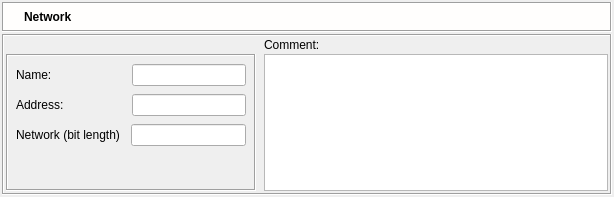
First picture: the form in src/gui/networkdialogipv6_q.ui, repository fwbuilder/fwbuilder, before the edit.
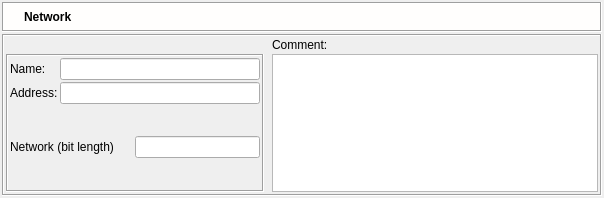
Second picture: the form after the edit. Icons and pictures are not drawn.

```diff
--- a/src/gui/networkdialogipv6_q.ui
+++ b/src/gui/networkdialogipv6_q.ui
@@ -8,8 +8,8 @@
    <rect>
     <x>0</x>
     <y>0</y>
-    <width>614</width>
-    <height>197</height>
+    <width>604</width>
+    <height>198</height>
    </rect>
   </property>
   <property name="sizePolicy" >
@@ -306,24 +306,6 @@
            <enum>QFrame::Sunken</enum>
           </property>
           <layout class="QGridLayout" >
-           <property name="leftMargin" >
-            <number>8</number>
-           </property>
-           <property name="topMargin" >
-            <number>8</number>
-           </property>
-           <property name="rightMargin" >
-            <number>8</number>
-           </property>
-           <property name="bottomMargin" >
-            <number>8</number>
-           </property>
-           <property name="horizontalSpacing" >
-            <number>2</number>
-           </property>
-           <property name="verticalSpacing" >
-            <number>8</number>
-           </property>
            <item row="0" column="0" >
             <widget class="QLabel" name="textLabel1" >
              <property name="text" >
@@ -344,13 +326,13 @@
              </property>
              <property name="minimumSize" >
               <size>
-               <width>0</width>
+               <width>200</width>
                <height>0</height>
               </size>
              </property>
             </widget>
            </item>
-           <item row="2" column="0" >
+           <item row="1" column="0" >
             <widget class="QLabel" name="textLabel2_2" >
              <property name="text" >
               <string>Address:</string>
@@ -360,7 +342,7 @@
              </property>
             </widget>
            </item>
-           <item row="2" column="1" >
+           <item row="1" column="1" >
             <widget class="QLineEdit" name="address" >
              <property name="sizePolicy" >
               <sizepolicy vsizetype="Fixed" hsizetype="Preferred" >
@@ -376,7 +358,7 @@
              </property>
             </widget>
            </item>
-           <item row="3" column="0" colspan="2" >
+           <item row="2" column="0" colspan="2" >
             <widget class="QFrame" name="frame" >
              <property name="frameShape" >
               <enum>QFrame::NoFrame</enum>
@@ -432,19 +414,6 @@
              </layout>
             </widget>
            </item>
-           <item row="4" column="0" colspan="2" >
-            <spacer>
-             <property name="orientation" >
-              <enum>Qt::Vertical</enum>
-             </property>
-             <property name="sizeHint" >
-              <size>
-               <width>200</width>
-               <height>20</height>
-              </size>
-             </property>
-            </spacer>
-           </item>
           </layout>
          </widget>
         </item>
```
